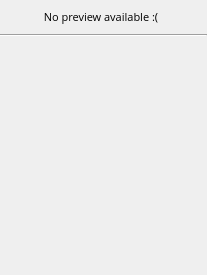
First picture: the form in dev/Code/Framework/AzToolsFramework/AzToolsFramework/AssetBrowser/Previewer/EmptyPreviewer.ui, repository aws/lumberyard, before the edit.
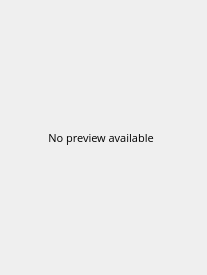
Second picture: the form after the edit.

Patch:
```diff
--- a/dev/Code/Framework/AzToolsFramework/AzToolsFramework/AssetBrowser/Previewer/EmptyPreviewer.ui
+++ b/dev/Code/Framework/AzToolsFramework/AzToolsFramework/AssetBrowser/Previewer/EmptyPreviewer.ui
@@ -59,7 +59,7 @@
          </font>
         </property>
         <property name="text">
-         <string>No preview available :(</string>
+         <string>No preview available</string>
         </property>
         <property name="alignment">
          <set>Qt::AlignCenter</set>
@@ -72,26 +72,6 @@
      </layout>
     </widget>
    </item>
-   <item>
-    <widget class="Line" name="m_line">
-     <property name="orientation">
-      <enum>Qt::Horizontal</enum>
-     </property>
-    </widget>
-   </item>
-   <item>
-    <spacer name="m_verticalSpacer">
-     <property name="orientation">
-      <enum>Qt::Vertical</enum>
-     </property>
-     <property name="sizeHint" stdset="0">
-      <size>
-       <width>20</width>
-       <height>40</height>
-      </size>
-     </property>
-    </spacer>
-   </item>
   </layout>
  </widget>
  <resources/>
```
